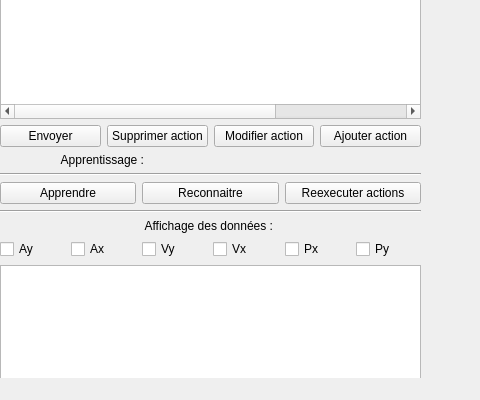
Before: the Qt Designer form tracker/BluetoothArduino/mainwindow.ui in alchimiste3/Projet-Zumo-Intel-Curie-101, drawn with Qt 5; both pictures show x 0 to 480 and y 146 to 546 of the 796 by 546 pixel window.
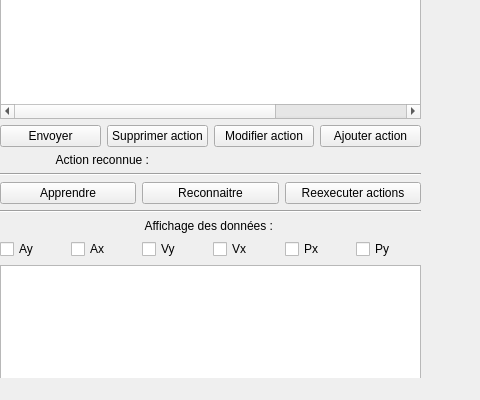
After: the same form once the commit is applied. Custom widgets are drawn as their Qt base class.

What changed in the file:
```diff
--- a/tracker/BluetoothArduino/mainwindow.ui
+++ b/tracker/BluetoothArduino/mainwindow.ui
@@ -309,7 +309,7 @@
        <item>
         <widget class="QLabel" name="label_7">
          <property name="text">
-          <string>Apprentissage : </string>
+          <string>Action reconnue : </string>
          </property>
          <property name="alignment">
           <set>Qt::AlignCenter</set>
```
